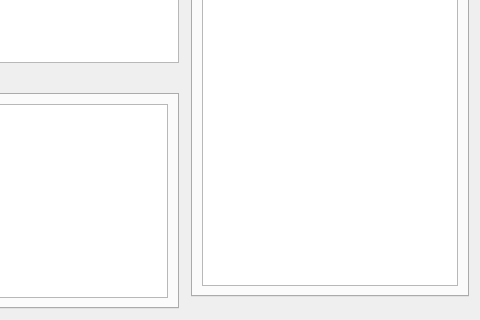
The window that arkhorclient/gui/ahmaingui.ui (kingnak/arkhor) describes before a commit, drawn with Qt 5; both pictures show x 218 to 698 and y 275 to 595 of the 698 by 595 pixel window.
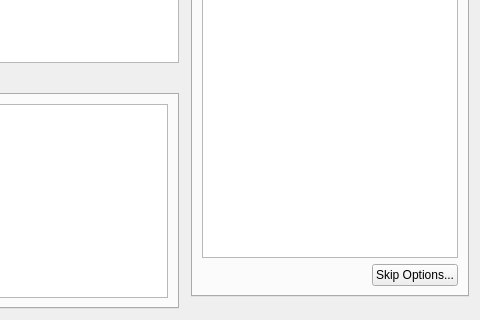
The same window after the commit. The open tabs and pages were chosen to show the change. Icons and pictures are not drawn. Custom widgets are drawn as their Qt base class.

Commit message: Enabled auto skip

```diff
--- a/arkhorclient/gui/ahmaingui.ui
+++ b/arkhorclient/gui/ahmaingui.ui
@@ -244,6 +244,30 @@
            </property>
           </widget>
          </item>
+         <item>
+          <layout class="QHBoxLayout" name="horizontalLayout_5">
+           <item>
+            <spacer name="horizontalSpacer">
+             <property name="orientation">
+              <enum>Qt::Horizontal</enum>
+             </property>
+             <property name="sizeHint" stdset="0">
+              <size>
+               <width>40</width>
+               <height>20</height>
+              </size>
+             </property>
+            </spacer>
+           </item>
+           <item>
+            <widget class="QPushButton" name="btnSkipOptions">
+             <property name="text">
+              <string>Skip Options...</string>
+             </property>
+            </widget>
+           </item>
+          </layout>
+         </item>
         </layout>
        </widget>
        <widget class="QWidget" name="tabAncientOne">
```
The commit also changes 10 other files.
